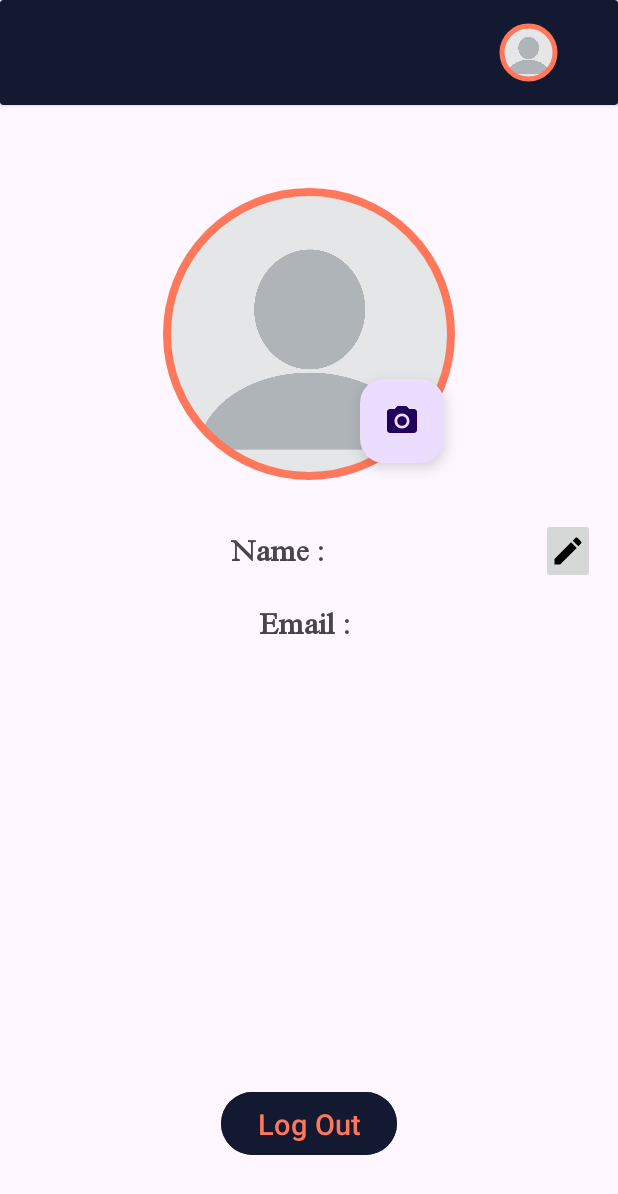
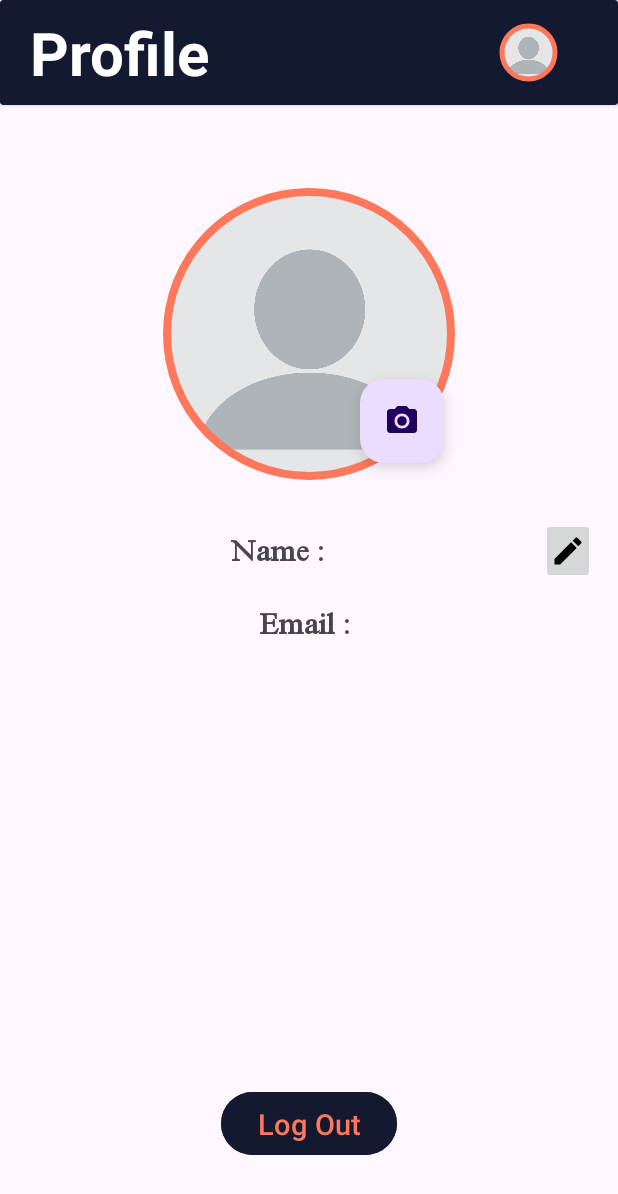
Before and after one commit to Sayantan-2022/Breeze, an Android app: the screen it shows after launch once a user with an empty profile is signed in (ProfileActivity), after a tap on an icon or button, on a phone screen of 412 x 824 dp. Shown: the top 1194 px of the screen. Run offline under Robolectric (Android 15) with nearby library versions, the phone set to English and light mode, and no system bars; our stand-ins replace Firebase (no records; nobody signed in at launch, a user with empty details on screens opened directly); libraries missing offline, so code that uses them is left out: com.github.dhaval2404.imagepicker, com.ismaeldivita.chipnavigation; pictures from the network do not load; 2 statements that could not run were skipped.

Commit message:
Project Files

```diff
--- a/app/src/main/java/com/example/breeze/MainActivity.kt
+++ b/app/src/main/java/com/example/breeze/MainActivity.kt
@@ -3,6 +3,7 @@ package com.example.breeze
 import android.content.Intent
 import android.os.Bundle
 import android.view.Window
+import android.widget.TextView
 import androidx.appcompat.app.AppCompatActivity
 import androidx.fragment.app.Fragment
 import com.bumptech.glide.Glide
@@ -73,6 +74,38 @@ class MainActivity : AppCompatActivity() {
         bundle.putString("uid", uid)
         fragment.arguments = bundle
 
+        val tvView = findViewById<TextView>(R.id.tvView)
+        val stringBuilder = StringBuilder()
+        if (fragment is SearchFragment) {
+            tvView.textSize = 25F
+            Thread{
+                for (letter in "Search for News") {
+                    stringBuilder.append(letter)
+                    Thread.sleep(100)
+                    runOnUiThread {
+                        tvView.text = stringBuilder.toString()
+                    }
+
+                }
+            }.start()
+        }else if (fragment is BookmarksFragment) {
+            tvView.textSize = 25F
+            Thread{
+                for (letter in "Bookmarks") {
+                    stringBuilder.append(letter)
+                    Thread.sleep(100)
+                    runOnUiThread {
+                        tvView.text = stringBuilder.toString()
+                    }
+
+                }
+            }.start()
+        }
+        else {
+            tvView.textSize = 40F
+            tvView.text = "Breeze"
+        }
+
         val fragmentManager = supportFragmentManager
         val fragmentTransaction = fragmentManager.beginTransaction()
         fragmentTransaction.replace(R.id.frameLayout, fragment)
--- a/app/src/main/java/com/example/breeze/ProfileActivity.kt
+++ b/app/src/main/java/com/example/breeze/ProfileActivity.kt
@@ -49,6 +49,19 @@ class ProfileActivity : AppCompatActivity() {
         val tvEmail = findViewById<TextView>(R.id.tvEmail)
         val btnLogout = findViewById<Button>(R.id.btnLogout)
         val btnEditName = findViewById<ImageButton>(R.id.btnEditName)
+        val tvView = findViewById<TextView>(R.id.tvView)
+
+        val stringBuilder = StringBuilder()
+        Thread{
+            for (letter in "Profile") {
+                stringBuilder.append(letter)
+                Thread.sleep(150)
+                runOnUiThread {
+                    tvView.text = stringBuilder.toString()
+                }
+
+            }
+        }.start()
 
         database = FirebaseDatabase.getInstance().getReference("Accounts")
         database.child(uid).get().addOnSuccessListener {
@@ -96,7 +109,6 @@ class ProfileActivity : AppCompatActivity() {
             val intent = Intent(this, WelcomeScreen::class.java)
             intent.flags = Intent.FLAG_ACTIVITY_NEW_TASK or Intent.FLAG_ACTIVITY_CLEAR_TASK
             startActivity(intent)
-            overridePendingTransition(R.anim.slide_out_left, R.anim.slide_in_right)
             finish()
         }
 
--- a/app/src/main/java/com/example/breeze/SplashScreen.kt
+++ b/app/src/main/java/com/example/breeze/SplashScreen.kt
@@ -21,11 +21,9 @@ class SplashScreen : AppCompatActivity() {
 
         Handler().postDelayed({
             if (firebaseAuth.currentUser != null) {
-                // User is already signed in, navigate to MainActivity
                 val intent = Intent(this, MainActivity::class.java)
                 startActivity(intent)
             } else {
-                // User is not signed in, navigate to SignUp
                 val intent = Intent(this, WelcomeScreen::class.java)
                 startActivity(intent)
             }
--- a/app/src/main/res/layout/activity_profile.xml
+++ b/app/src/main/res/layout/activity_profile.xml
@@ -25,6 +25,17 @@
             android:padding="2dp"
             app:shapeAppearanceOverlay="@style/circular"
             app:srcCompat="@drawable/blank_profile_picture" />
+
+        <TextView
+            android:id="@+id/tvView"
+            android:layout_width="wrap_content"
+            android:layout_height="wrap_content"
+            android:layout_gravity="center_vertical"
+            android:layout_marginStart="20dp"
+            android:textSize="40dp"
+            android:textStyle="bold"
+            android:textColor="@color/white"
+            android:text="Breeze" />
 
     </androidx.cardview.widget.CardView>
 
```
Also changed, not shown: app/src/main/res/layout/activity_main.xml (+11 -0 lines), app/src/main/res/layout/activity_news_web_view.xml (+11 -0 lines), app/src/main/res/layout/activity_welcome_screen.xml (+13 -0 lines).
